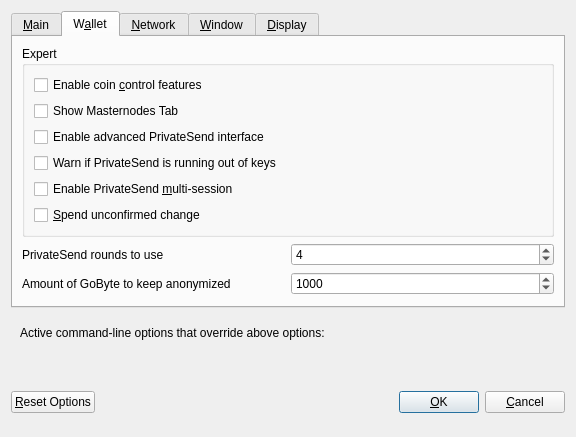
Old version of the form src/qt/forms/optionsdialog.ui in the repository gobytecoin/gobyte.
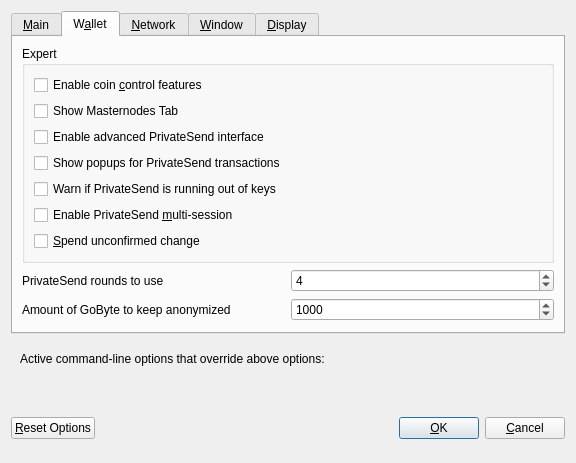
New version of the form. The open tabs and pages were chosen to show the change. Custom widgets are drawn as their Qt base class.

```diff
--- a/src/qt/forms/optionsdialog.ui
+++ b/src/qt/forms/optionsdialog.ui
@@ -173,6 +173,16 @@
             </property>
            </widget>
           </item>
+          <item>
+           <widget class="QCheckBox" name="showPrivateSendPopups">
+            <property name="toolTip">
+             <string>Show system popups for PrivateSend mixing transactions&lt;br/&gt;just like for all other transaction types.</string>
+            </property>
+            <property name="text">
+             <string>Show popups for PrivateSend transactions</string>
+            </property>
+           </widget>
+          </item>
           <item>
            <widget class="QCheckBox" name="lowKeysWarning">
             <property name="toolTip">
@@ -224,7 +234,7 @@
             <number>2</number>
            </property>
            <property name="maximum">
-            <number>8</number>
+            <number>16</number>
            </property>
            <property name="value">
             <number>4</number>
```
Left out of the diff: 10 changed lines with no effect on the pictures.
